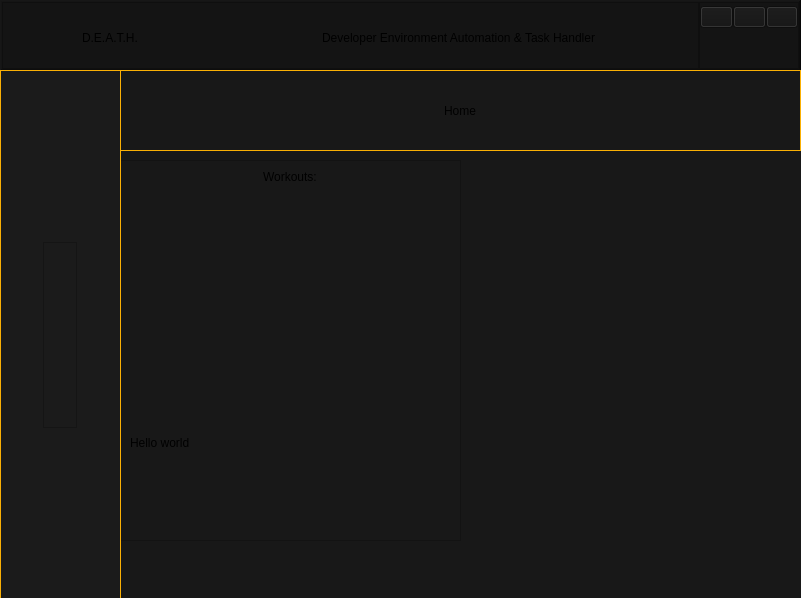
Qt form Gui/Main_Gui.ui (ThatNerd404/D.E.A.T.H) before a commit.
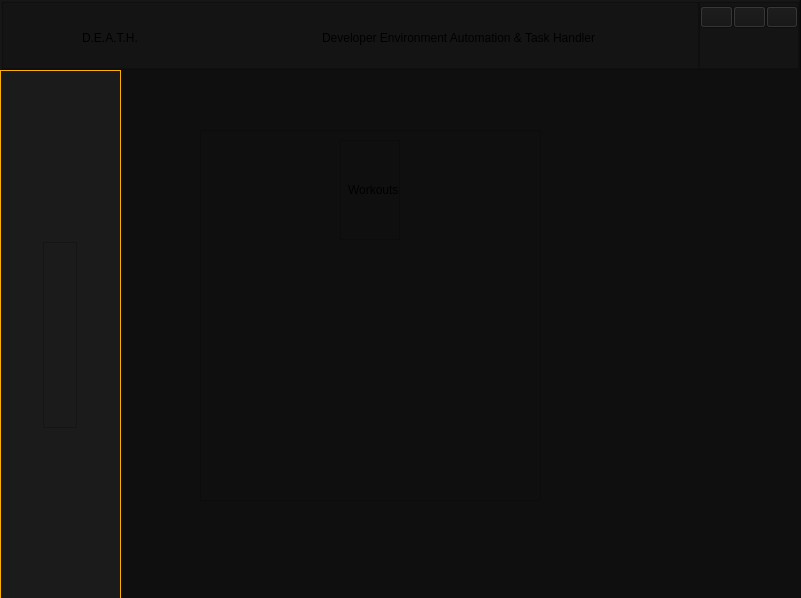
The same form after that commit. The open tabs and pages were chosen to show the change. Icons and pictures are not drawn.

What changed in the file:
```diff
--- a/Gui/Main_Gui.ui
+++ b/Gui/Main_Gui.ui
@@ -250,12 +250,15 @@
        <height>531</height>
       </rect>
      </property>
+     <property name="styleSheet">
+      <string notr="true"/>
+     </property>
      <property name="currentIndex">
       <number>0</number>
      </property>
      <widget class="QWidget" name="Home_Page">
       <property name="styleSheet">
-       <string notr="true">background-color: rgb(24,24,24)</string>
+       <string notr="true">background-color: rgb(15,15,15)</string>
       </property>
       <widget class="QFrame" name="Home_Title">
        <property name="geometry">
@@ -312,13 +315,34 @@
         </item>
        </layout>
       </widget>
-      <widget class="QFrame" name="Workouts_section">
+      <widget class="QFrame" name="Home_Content">
        <property name="geometry">
         <rect>
-         <x>0</x>
+         <x>10</x>
          <y>90</y>
+         <width>671</width>
+         <height>441</height>
+        </rect>
+       </property>
+       <property name="frameShape">
+        <enum>QFrame::StyledPanel</enum>
+       </property>
+       <property name="frameShadow">
+        <enum>QFrame::Raised</enum>
+       </property>
+      </widget>
+     </widget>
+     <widget class="QWidget" name="Time_Reminders_Page">
+      <property name="styleSheet">
+       <string notr="true">background-color: rgb(15,15,15)</string>
+      </property>
+      <widget class="QFrame" name="Workouts_section">
+       <property name="geometry">
+        <rect>
+         <x>80</x>
+         <y>60</y>
          <width>341</width>
-         <height>381</height>
+         <height>371</height>
         </rect>
        </property>
        <property name="styleSheet">
@@ -331,26 +355,75 @@
         <enum>QFrame::Raised</enum>
        </property>
        <layout class="QVBoxLayout" name="verticalLayout_4">
-        <item alignment="Qt::AlignHCenter|Qt::AlignTop">
-         <widget class="QLabel" name="Workouts_title">
+        <item alignment="Qt::AlignHCenter">
+         <widget class="QFrame" name="Workouts_Title">
           <property name="maximumSize">
            <size>
-            <width>150</width>
-            <height>75</height>
+            <width>180</width>
+            <height>100</height>
            </size>
           </property>
-          <property name="styleSheet">
-           <string notr="true">font: 24pt &quot;Palatino Linotype&quot;;</string>
+          <property name="frameShape">
+           <enum>QFrame::StyledPanel</enum>
           </property>
-          <property name="text">
-           <string>Workouts:</string>
+          <property name="frameShadow">
+           <enum>QFrame::Raised</enum>
           </property>
+          <layout class="QHBoxLayout" name="horizontalLayout_3">
+           <property name="spacing">
+            <number>0</number>
+           </property>
+           <property name="leftMargin">
+            <number>0</number>
+           </property>
+           <property name="topMargin">
+            <number>0</number>
+           </property>
+           <property name="rightMargin">
+            <number>0</number>
+           </property>
+           <property name="bottomMargin">
+            <number>0</number>
+           </property>
+           <item>
+            <widget class="QLabel" name="Dumbell_icon">
+             <property name="maximumSize">
+              <size>
+               <width>32</width>
+               <height>32</height>
+              </size>
+             </property>
+             <property name="text">
+              <string/>
+             </property>
+             <property name="pixmap">
+              <pixmap>icons8-dumbbell-32.png</pixmap>
+             </property>
+            </widget>
+           </item>
+           <item>
+            <widget class="QLabel" name="Workout_label">
+             <property name="maximumSize">
+              <size>
+               <width>16777215</width>
+               <height>50</height>
+              </size>
+             </property>
+             <property name="styleSheet">
+              <string notr="true">font: 24pt &quot;Palatino Linotype&quot;;</string>
+             </property>
+             <property name="text">
+              <string>Workouts</string>
+             </property>
+            </widget>
+           </item>
+          </layout>
          </widget>
         </item>
         <item>
          <widget class="QLabel" name="label">
           <property name="text">
-           <string>Hello world</string>
+           <string/>
           </property>
          </widget>
         </item>
```
Left out of the diff: 11 changed lines with no effect on the pictures.
